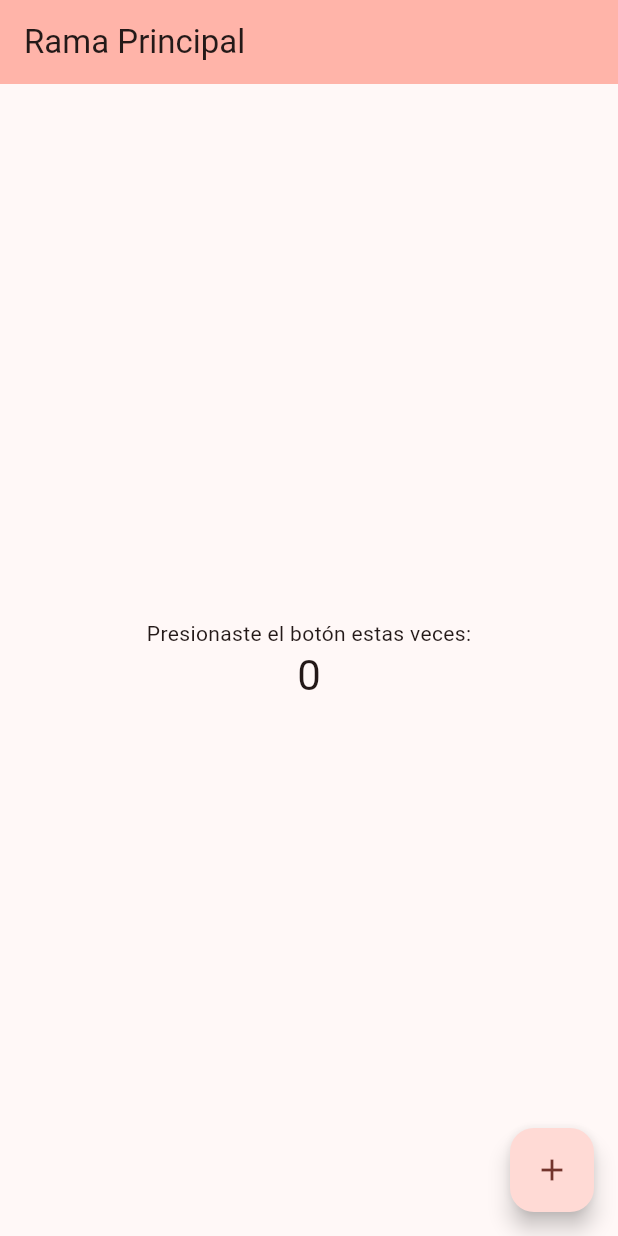
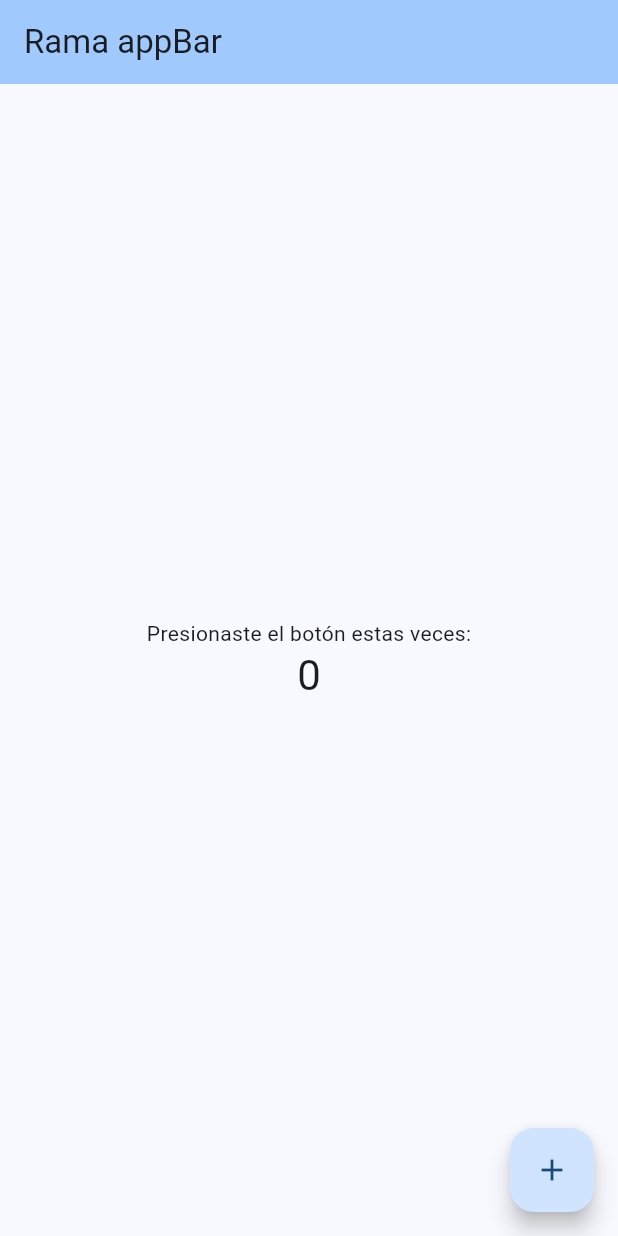
Before and after one commit to rlazarteg/AppCursoGit, a Flutter app: the screen it shows after launch, on a phone screen of 412 x 824 dp. Run offline on Flutter 3.47's test engine with Material 3 defaults, Android fonts, the phone set to English and light mode, and no system bars.

Commit message:
Cambios en appBar (versión 1)

```diff
--- a/lib/main.dart
+++ b/lib/main.dart
@@ -15,10 +15,10 @@ class MyApp extends StatelessWidget {
       title: 'Curso Git',
       theme: ThemeData(
 
-        colorScheme: ColorScheme.fromSeed(seedColor: Colors.red),
+        colorScheme: ColorScheme.fromSeed(seedColor: Colors.blue),
         useMaterial3: true,
       ),
-      home: const MyHomePage(title: 'Rama Principal'),
+      home: const MyHomePage(title: 'Rama appBar'),
     );
   }
 }
```
